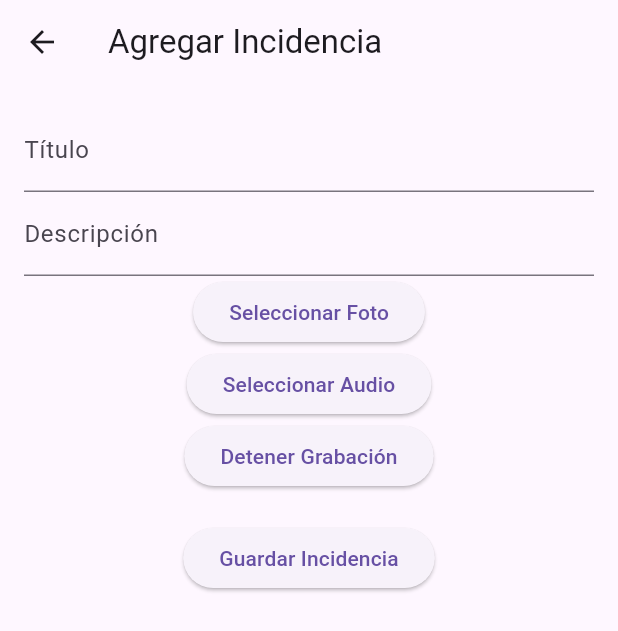
After one commit to carlosfeliz/tarea8, a Flutter app: the screen it shows after launch, after a tap on the "add" icon, on a phone screen of 412 x 824 dp. The commit adds this screen. Shown: the top 631 px of the screen. Run offline on Flutter 3.47's test engine with Material 3 defaults, Android fonts, the phone set to English and light mode, and no system bars; our stand-ins replace audioplayers, image_picker, sqflite; missing offline and left inert: record; accounts and stored records are empty; statements that could not run were skipped.

Commit message:
cambios de librerias y metodos

```diff
--- a/analysis_options.yaml
+++ b/analysis_options.yaml
@@ -9,7 +9,10 @@
 # packages, and plugins designed to encourage good coding practices.
 analyzer:
   errors:
+    depend_on_referenced_packages: ignore
+    deprecated_member_use: ignore
     library_private_types_in_public_api: ignore
+    unused_import: ignore
 include: package:flutter_lints/flutter.yaml
 
 linter:
--- a/lib/location_provider.dart
+++ /dev/null
@@ -1,21 +0,0 @@
-import 'package:flutter/foundation.dart';
-
-class LocationProvider with ChangeNotifier {
-  late String name;
-  late String surname;
-  late double latitude;
-  late double longitude;
-
-  void setLocation({
-    required String name,
-    required String surname,
-    required double latitude,
-    required double longitude,
-  }) {
-    this.name = name;
-    this.surname = surname;
-    this.latitude = latitude;
-    this.longitude = longitude;
-    notifyListeners();
-  }
-}
--- a/lib/main.dart
+++ b/lib/main.dart
@@ -1,8 +1,7 @@
 import 'package:flutter/material.dart';
 import 'package:provider/provider.dart';
-import 'input_screen.dart';
-import 'map_screen.dart';
-import 'location_provider.dart';
+import 'services/database_service.dart';
+import 'pages/home_page.dart';
 
 void main() {
   runApp(const MyApp());
@@ -13,18 +12,17 @@ class MyApp extends StatelessWidget {
 
   @override
   Widget build(BuildContext context) {
-    return ChangeNotifierProvider(
-      create: (context) => LocationProvider(),
+    return MultiProvider(
+      providers: [
+        Provider<DatabaseService>(create: (_) => DatabaseService()),
+      ],
       child: MaterialApp(
-        title: 'Mapa de Localización',
+        title: 'Seguridad 20185685',
         theme: ThemeData(
           primarySwatch: Colors.blue,
+          visualDensity: VisualDensity.adaptivePlatformDensity,
         ),
-        initialRoute: '/',
-        routes: {
-          '/': (context) => InputScreen(),
-          '/map': (context) => const MapScreen(),
-        },
+        home: HomePage(),
       ),
     );
   }
--- /dev/null
+++ b/lib/models/incidencia.dart
@@ -0,0 +1,39 @@
+class Incidencia {
+  int? id;
+  String title;
+  String description;
+  String date;
+  String photoPath;
+  String audioPath;
+
+  Incidencia({
+    this.id,
+    required this.title,
+    required this.description,
+    required this.date,
+    required this.photoPath,
+    required this.audioPath,
+  });
+
+  Map<String, dynamic> toMap() {
+    return {
+      'id': id,
+      'title': title,
+      'description': description,
+      'date': date,
+      'photoPath': photoPath,
+      'audioPath': audioPath,
+    };
+  }
+
+  factory Incidencia.fromMap(Map<String, dynamic> map) {
+    return Incidencia(
+      id: map['id'],
+      title: map['title'],
+      description: map['description'],
+      date: map['date'],
+      photoPath: map['photoPath'],
+      audioPath: map['audioPath'],
+    );
+  }
+}
--- /dev/null
+++ b/lib/pages/add_incidencia_page.dart
@@ -0,0 +1,118 @@
+import 'package:flutter/material.dart';
+import 'package:image_picker/image_picker.dart';
+import 'package:provider/provider.dart';
+import 'dart:io';
+import 'package:record/record.dart';
+import '../models/incidencia.dart';
+import '../services/database_service.dart';
+
+class AddIncidenciaPage extends StatefulWidget {
+  const AddIncidenciaPage({super.key});
+
+  @override
+  _AddIncidenciaPageState createState() => _AddIncidenciaPageState();
+}
+
+class _AddIncidenciaPageState extends State<AddIncidenciaPage> {
+  final _formKey = GlobalKey<FormState>();
+  String _title = '';
+  String _description = '';
+  final String _date = DateTime.now().toIso8601String();
+  File? _photo;
+  File? _audio;
+  final _recorder = Record(); // Crear una instancia de Record
+
+  @override
+  Widget build(BuildContext context) {
+    return Scaffold(
+      appBar: AppBar(
+        title: const Text('Agregar Incidencia'),
+      ),
+      body: Padding(
+        padding: const EdgeInsets.all(16.0),
+        child: Form(
+          key: _formKey,
+          child: Column(
+            children: <Widget>[
+              TextFormField(
+                decoration: const InputDecoration(labelText: 'Título'),
+                onSaved: (value) {
+                  _title = value!;
+                },
+                validator: (value) {
+                  if (value!.isEmpty) {
+                    return 'Por favor ingrese un título';
+                  }
+                  return null;
+                },
+              ),
+              TextFormField(
+                decoration: const InputDecoration(labelText: 'Descripción'),
+                onSaved: (value) {
+                  _description = value!;
+                },
+                validator: (value) {
+                  if (value!.isEmpty) {
+                    return 'Por favor ingrese una descripción';
+                  }
+                  return null;
+                },
+              ),
+              ElevatedButton(
+                child: const Text('Seleccionar Foto'),
+                onPressed: () async {
+                  final picker = ImagePicker();
+                  final pickedFile = await picker.getImage(source: ImageSource.camera);
+                  setState(() {
+                    _photo = File(pickedFile!.path);
+                  });
+                },
+              ),
+              ElevatedButton(
+                child: const Text('Seleccionar Audio'),
+                onPressed: () async {
+                  if (await _recorder.hasPermission()) {
+                    await _recorder.start(
+                      path: 'audio_${DateTime.now().millisecondsSinceEpoch}.m4a',
+                      encoder: AudioEncoder.aacLc, // Usar AudioEncoder.aacLc
+                      bitRate: 128000,
+                      samplingRate: 44100,
+                    );
+                    setState(() {});
+                  }
+                },
+              ),
+              ElevatedButton(
+                child: const Text('Detener Grabación'),
+                onPressed: () async {
+                  final path = await _recorder.stop();
+                  setState(() {
+                    _audio = File(path!);
+                  });
+                },
+              ),
+              const SizedBox(height: 20),
+              ElevatedButton(
+                child: const Text('Guardar Incidencia'),
+                onPressed: () {
+                  if (_formKey.currentState!.validate()) {
+                    _formKey.currentState!.save();
+                    final newIncidencia = Incidencia(
+                      title: _title,
+                      description: _description,
+                      date: _date,
+                      photoPath: _photo?.path ?? '',
+                      audioPath: _audio?.path ?? '',
+                    );
+                    Provider.of<DatabaseService>(context, listen: false).insertIncidencia(newIncidencia);
+                    Navigator.pop(context);
+                  }
+                },
+              ),
+            ],
+          ),
+        ),
+      ),
+    );
+  }
+}
--- /dev/null
+++ b/lib/pages/home_page.dart
@@ -0,0 +1,70 @@
+import 'package:flutter/material.dart';
+import 'package:provider/provider.dart';
+import '../models/incidencia.dart';
+import '../services/database_service.dart';
+import 'add_incidencia_page.dart';
+import 'incidencia_detail_page.dart';
+import 'about_page.dart';
+
+class HomePage extends StatelessWidget {
+  @override
+  Widget build(BuildContext context) {
+    return Scaffold(
+      appBar: AppBar(
+        title: Text('Registro de Incidencias'),
+        actions: [
+          IconButton(
+            icon: Icon(Icons.info),
+            onPressed: () {
+              Navigator.push(
+                context,
+                MaterialPageRoute(builder: (context) => AboutPage()),
+              );
+            },
+          ),
+        ],
+      ),
+      body: FutureBuilder<List<Incidencia>>(
+        future: Provider.of<DatabaseService>(context, listen: false).getIncidencias(),
+        builder: (context, snapshot) {
+          if (snapshot.connectionState == ConnectionState.waiting) {
+            return Center(child: CircularProgressIndicator());
+          } else if (snapshot.hasError) {
+            return Center(child: Text('Error: ${snapshot.error}'));
+          } else if (!snapshot.hasData || snapshot.data!.isEmpty) {
+            return Center(child: Text('No hay incidencias registradas.'));
+          } else {
+            final incidencias = snapshot.data!;
+            return ListView.builder(
+              itemCount: incidencias.length,
+              itemBuilder: (context, index) {
+                final incidencia = incidencias[index];
+                return ListTile(
+                  title: Text(incidencia.title),
+                  subtitle: Text(incidencia.date),
+                  onTap: () {
+                    Navigator.push(
+                      context,
+                      MaterialPageRoute(
+                        builder: (context) => IncidenciaDetailPage(incidencia: incidencia),
+                      ),
+                    );
+                  },
+                );
+              },
+            );
+          }
+        },
+      ),
+      floatingActionButton: FloatingActionButton(
+        child: Icon(Icons.add),
+        onPressed: () {
+          Navigator.push(
+            context,
+            MaterialPageRoute(builder: (context) => AddIncidenciaPage()),
+          );
+        },
+      ),
+    );
+  }
+}
--- /dev/null
+++ b/lib/pages/incidencia_detail_page.dart
@@ -0,0 +1,43 @@
+import 'dart:io';
+
+import 'package:flutter/material.dart';
+import 'package:audioplayers/audioplayers.dart';
+import '../models/incidencia.dart';
+
+class IncidenciaDetailPage extends StatelessWidget {
+  final Incidencia incidencia;
+
+  const IncidenciaDetailPage({super.key, required this.incidencia});
+
+  @override
+  Widget build(BuildContext context) {
+    return Scaffold(
+      appBar: AppBar(
+        title: Text(incidencia.title),
+      ),
+      body: Padding(
+        padding: const EdgeInsets.all(16.0),
+        child: Column(
+          crossAxisAlignment: CrossAxisAlignment.start,
+          children: <Widget>[
+            Text(
+              incidencia.description,
+              style: const TextStyle(fontSize: 16),
+            ),
+            const SizedBox(height: 10),
+            if (incidencia.photoPath.isNotEmpty)
+              Image.file(File(incidencia.photoPath)),
+            const SizedBox(height: 10),
+            if (incidencia.audioPath.isNotEmpty)
+              ElevatedButton(
+                child: const Text('Reproducir Audio'),
+                onPressed: () {
+                  AudioPlayer().play(DeviceFileSource(incidencia.audioPath));
+                },
+              ),
+          ],
+        ),
+      ),
+    );
+  }
+}
--- /dev/null
+++ b/lib/services/database_service.dart
@@ -0,0 +1,51 @@
+import 'package:sqflite/sqflite.dart';
+import 'package:path/path.dart';
+import '../models/incidencia.dart';
+
+class DatabaseService {
+  static final DatabaseService _instance = DatabaseService._internal();
+  static Database? _database;
+
+  factory DatabaseService() {
+    return _instance;
+  }
+
+  DatabaseService._internal();
+
+  Future<Database> get database async {
+    if (_database != null) return _database!;
+    _database = await _initDatabase();
+    return _database!;
+  }
+
+  Future<Database> _initDatabase() async {
+    String path = join(await getDatabasesPath(), 'incidencias.db');
+    return await openDatabase(
+      path,
+      version: 1,
+      onCreate: (db, version) {
+        return db.execute(
+          'CREATE TABLE incidencias(id INTEGER PRIMARY KEY AUTOINCREMENT, title TEXT, description TEXT, date TEXT, photoPath TEXT, audioPath TEXT)',
+        );
+      },
+    );
+  }
+
+  Future<void> insertIncidencia(Incidencia incidencia) async {
+    final db = await database;
+    await db.insert('incidencias', incidencia.toMap(), conflictAlgorithm: ConflictAlgorithm.replace);
+  }
+
+  Future<List<Incidencia>> getIncidencias() async {
+    final db = await database;
+    final List<Map<String, dynamic>> maps = await db.query('incidencias');
+    return List.generate(maps.length, (i) {
+      return Incidencia.fromMap(maps[i]);
+    });
+  }
+
+  Future<void> deleteAllIncidencias() async {
+    final db = await database;
+    await db.delete('incidencias');
+  }
+}
```
Also changed, not shown: lib/input_screen.dart (deleted, +0 -95 lines), lib/map_screen.dart (deleted, +0 -85 lines), lib/pages/about_page.dart (added, +42 -0 lines), pubspec.yaml (+6 -6 lines), pubspec.lock, 6 other files.
